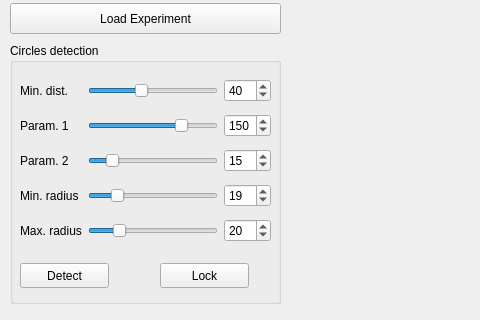
This is src/gui/analysis.ui in gfogwill/FrESH as Qt 5 draws it before an edit; both pictures show x 0 to 480 and y 107 to 427 of the 1276 by 608 pixel window. The edited form follows.
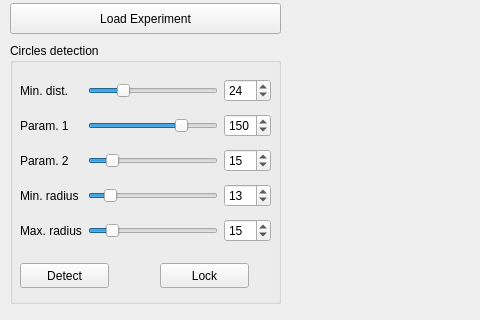
This is the edited form. Custom widgets are drawn as their Qt base class.

Commit message: refactor: change default values for circles detection

The edit to the form file:
```diff
--- a/src/gui/analysis.ui
+++ b/src/gui/analysis.ui
@@ -218,7 +218,7 @@
       <item row="0" column="2">
        <widget class="QSpinBox" name="spinBox_13">
         <property name="value">
-         <number>40</number>
+         <number>24</number>
         </property>
        </widget>
       </item>
@@ -232,7 +232,7 @@
       <item row="0" column="1">
        <widget class="QSlider" name="horizontalSlider_13">
         <property name="value">
-         <number>40</number>
+         <number>24</number>
         </property>
         <property name="orientation">
          <enum>Qt::Horizontal</enum>
@@ -242,14 +242,14 @@
       <item row="3" column="2">
        <widget class="QSpinBox" name="spinBox_16">
         <property name="value">
-         <number>19</number>
+         <number>13</number>
         </property>
        </widget>
       </item>
       <item row="3" column="1">
        <widget class="QSlider" name="horizontalSlider_16">
         <property name="value">
-         <number>19</number>
+         <number>13</number>
         </property>
         <property name="orientation">
          <enum>Qt::Horizontal</enum>
@@ -266,7 +266,7 @@
       <item row="4" column="1">
        <widget class="QSlider" name="horizontalSlider_17">
         <property name="value">
-         <number>21</number>
+         <number>15</number>
         </property>
         <property name="orientation">
          <enum>Qt::Horizontal</enum>
@@ -290,7 +290,7 @@
       <item row="4" column="2">
        <widget class="QSpinBox" name="spinBox_17">
         <property name="value">
-         <number>20</number>
+         <number>15</number>
         </property>
        </widget>
       </item>
```
